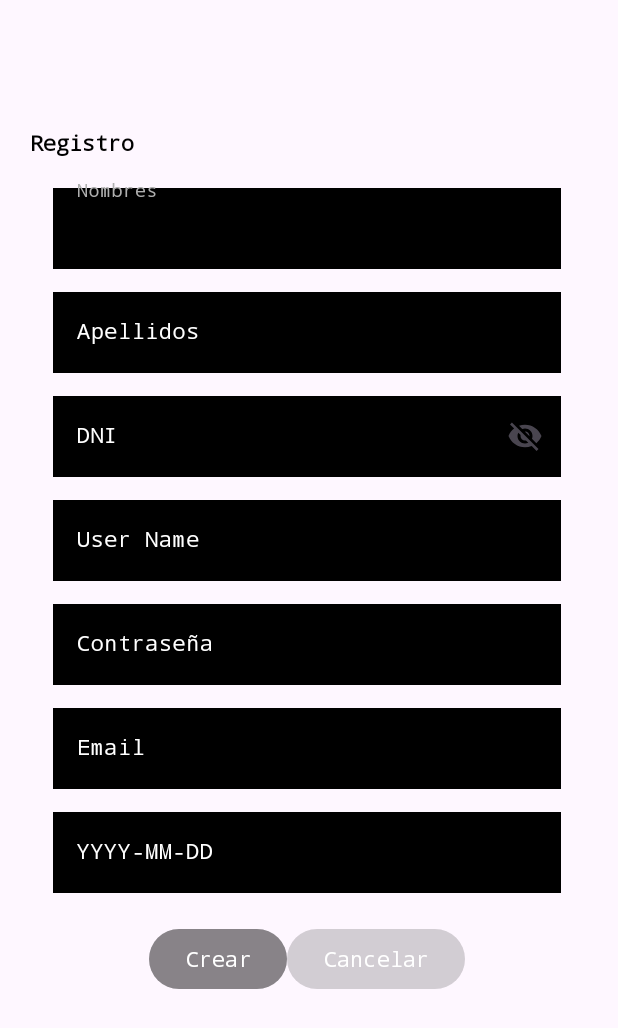
After one commit to YorviEMG/PID_Grupo111, an Android app: the RegistroActivity screen opened directly, with no data from a screen before it, on a phone screen of 412 x 824 dp. The commit adds this screen. Shown: the top 1028 px of the screen. Run offline under Robolectric (Android 15) with nearby library versions, the phone set to English and light mode, and no system bars.

Commit message:
Commit 1

```diff
--- a/app/build.gradle.kts
+++ b/app/build.gradle.kts
@@ -45,4 +45,10 @@ dependencies {
     testImplementation(libs.junit)
     androidTestImplementation(libs.androidx.junit)
     androidTestImplementation(libs.androidx.espresso.core)
+
+    implementation("com.squareup.retrofit2:retrofit:2.4.0")
+    implementation ("com.squareup.retrofit2:converter-gson:2.2.0")
+
+    implementation("com.squareup.okhttp3:okhttp:4.9.3")
+    implementation ("com.squareup.okhttp3:logging-interceptor:4.9.3")
 }
--- /dev/null
+++ b/app/src/main/java/com/example/pid/Entidad/ResponseMessage.kt
@@ -0,0 +1,5 @@
+package com.example.pid.Entidad
+
+data class ResponseMessage(
+    val mensaje: String
+)
--- /dev/null
+++ b/app/src/main/java/com/example/pid/RegistroActivity.kt
@@ -0,0 +1,105 @@
+package com.example.pid
+
+import android.content.Intent
+import android.os.Bundle
+import android.util.Log
+import android.widget.Button
+import androidx.activity.enableEdgeToEdge
+import androidx.appcompat.app.AlertDialog
+import androidx.appcompat.app.AppCompatActivity
+import androidx.core.view.ViewCompat
+import androidx.core.view.WindowInsetsCompat
+import com.example.appproject.utils.ApiUtils
+import com.example.pid.Entidad.ResponseMessage
+import com.example.pid.Entidad.Usuario
+import com.example.pid.service.ApiServiceUsuario
+
+import com.google.android.material.textfield.TextInputEditText
+import retrofit2.Call
+import retrofit2.Callback
+import retrofit2.Response
+import java.text.SimpleDateFormat
+import java.util.Date
+import java.util.*
+
+private lateinit var txtNombres: TextInputEditText
+private lateinit var txtApellidos: TextInputEditText
+private lateinit var txtDni: TextInputEditText
+private lateinit var txtUserName: TextInputEditText
+private lateinit var txtPassword: TextInputEditText
+private lateinit var txtEmail: TextInputEditText
+private lateinit var txtFecha: TextInputEditText
+private lateinit var btnRegistro: Button
+private lateinit var btnVolver: Button
+
+private lateinit var api:ApiServiceUsuario
+class RegistroActivity: AppCompatActivity() {
+    override fun onCreate(savedInstanceState: Bundle?) {
+        super.onCreate(savedInstanceState)
+        enableEdgeToEdge()
+        setContentView(R.layout.registro_activity)
+        ViewCompat.setOnApplyWindowInsetsListener(findViewById(R.id.main)) { v, insets ->
+            val systemBars = insets.getInsets(WindowInsetsCompat.Type.systemBars())
+            v.setPadding(systemBars.left, systemBars.top, systemBars.right, systemBars.bottom)
+            insets
+        }
+
+        txtNombres  = findViewById(R.id.txtNombres)
+        txtApellidos   = findViewById(R.id.txtApellidos)
+        txtDni    = findViewById(R.id.txtDni)
+        txtUserName   = findViewById(R.id.txtUserName)
+        txtPassword   = findViewById(R.id.txtPassword)
+        txtEmail   = findViewById(R.id.txtEmail)
+        txtFecha   = findViewById(R.id.txtFecNac)
+        btnRegistro = findViewById(R.id.btnRegistroReg)
+        btnVolver   = findViewById(R.id.btnVolverReg)
+        btnRegistro.setOnClickListener{ registro()}
+        btnVolver.setOnClickListener{ goLogin() }
+
+        api = ApiUtils.getAPIServiceUsuario()
+    }
+    fun registro(){
+        val nombres = txtNombres.text.toString()
+        val apellidos = txtApellidos.text.toString()
+        val dni = txtDni.text.toString()
+        val user = txtUserName.text.toString()
+        val password = txtPassword.text.toString()
+        val email = txtEmail.text.toString()
+        val fecha = txtFecha.text.toString()
+        val dateFormat = SimpleDateFormat("yyyy-MM-dd", Locale.getDefault())
+        val formattedDate = dateFormat.format(Date())  // Esto te da la fecha en formato "YYYY-MM-DD"
+
+        var bean=Usuario(nombres, apellidos, dni, user, password, email, fecha)
+        api.save(bean).enqueue(object: Callback<ResponseMessage>{
+            override fun onResponse(call: Call<ResponseMessage>, response: Response<ResponseMessage>) {
+                if(response.isSuccessful){
+
+                    var obj1 = response.body()!!
+                    Log.d(obj1.mensaje, obj1.mensaje)
+                    //showAlert("Respuesta del servidor: $obj1")
+                    showAlert(obj1.mensaje)
+                }
+            }
+
+            override fun onFailure(call: Call<ResponseMessage>, t: Throwable) {
+                Log.e("MiClase", "Error de red: ${t.localizedMessage}")
+                showAlert(t.localizedMessage)
+            }
+
+        })
+
+    }
+
+    fun goLogin(){
+        var intent = Intent(this, MainActivity::class.java)
+        startActivity(intent)
+    }
+    fun showAlert(men:String){
+        val builder= AlertDialog.Builder(this)
+        builder.setTitle("Advertencia")
+        builder.setMessage(men)
+        builder.setPositiveButton("Aceptar",null)
+        val dialog: AlertDialog =builder.create()
+        dialog.show()
+    }
+}
--- /dev/null
+++ b/app/src/main/java/com/example/pid/service/ApiServiceUsuario.kt
@@ -0,0 +1,16 @@
+package com.example.pid.service
+
+import com.example.pid.Entidad.ResponseMessage
+import com.example.pid.Entidad.Usuario
+import retrofit2.Call
+import retrofit2.http.Body
+import retrofit2.http.GET
+import retrofit2.http.POST
+import retrofit2.http.Path
+
+interface ApiServiceUsuario {
+    //Aquí deben ir los métodos del servicio
+    @POST("usuario/registrar")
+    fun save(@Body usu:Usuario): Call<ResponseMessage>
+
+}
--- /dev/null
+++ b/app/src/main/java/com/example/pid/util/ApiUtils.kt
@@ -0,0 +1,13 @@
+package com.example.appproject.utils
+
+import com.example.pid.service.ApiServiceUsuario
+
+class ApiUtils {
+    companion object {
+        const val BASE_URL = "http://todo-list-api-net.eba-tmtufgav.us-east-2.elasticbeanstalk.com/api/"
+
+        fun getAPIServiceUsuario(): ApiServiceUsuario {
+            return RetrofitClient.getClient(BASE_URL).create(ApiServiceUsuario::class.java)
+        }
+    }
+}
--- /dev/null
+++ b/app/src/main/java/com/example/pid/util/RetrofitClient.kt
@@ -0,0 +1,29 @@
+import okhttp3.OkHttpClient
+import okhttp3.logging.HttpLoggingInterceptor
+import retrofit2.Retrofit
+import retrofit2.converter.gson.GsonConverterFactory
+
+class RetrofitClient {
+
+    companion object {
+        fun getClient(URL: String): Retrofit {
+            // Crear el interceptor para el logging
+            val logging = HttpLoggingInterceptor()
+            logging.setLevel(HttpLoggingInterceptor.Level.BODY)  // Nivel de log, puedes cambiarlo si es necesario
+
+            // Crear un OkHttpClient y añadir el interceptor
+            val client = OkHttpClient.Builder()
+                .addInterceptor(logging)  // Añadir el interceptor al cliente
+                .build()
+
+            // Construir Retrofit con el cliente configurado
+            val retrofit = Retrofit.Builder()
+                .baseUrl(URL)
+                .client(client)  // Asociar el cliente con el interceptor
+                .addConverterFactory(GsonConverterFactory.create())
+                .build()
+
+            return retrofit
+        }
+    }
+}
--- /dev/null
+++ b/app/src/main/res/layout/registro_activity.xml
@@ -0,0 +1,292 @@
+<?xml version="1.0" encoding="utf-8"?>
+<androidx.constraintlayout.widget.ConstraintLayout xmlns:android="http://schemas.android.com/apk/res/android"
+    xmlns:app="http://schemas.android.com/apk/res-auto"
+    xmlns:tools="http://schemas.android.com/tools"
+    android:id="@+id/main"
+    android:layout_width="match_parent"
+    android:layout_height="match_parent">
+
+    <LinearLayout
+        android:layout_width="409dp"
+        android:layout_height="729dp"
+        android:gravity="center_vertical"
+        android:orientation="vertical"
+        android:padding="20dp"
+        app:layout_constraintTop_toTopOf="parent"
+        tools:layout_editor_absoluteX="1dp">
+
+        <LinearLayout
+            android:layout_width="match_parent"
+            android:layout_height="wrap_content"
+            android:orientation="vertical">
+
+            <LinearLayout
+                android:layout_width="match_parent"
+                android:layout_height="wrap_content"
+                android:orientation="horizontal">
+
+            </LinearLayout>
+
+            <LinearLayout
+                android:layout_width="match_parent"
+                android:layout_height="match_parent"
+                android:layout_marginTop="40dp"
+                android:orientation="vertical">
+
+                <TextView
+                    android:id="@+id/textView4"
+                    android:layout_width="match_parent"
+                    android:layout_height="wrap_content"
+                    android:fontFamily="monospace"
+                    android:text="Registro"
+                    android:textColor="@color/black"
+                    android:textStyle="bold" />
+
+                <LinearLayout
+                    android:layout_width="match_parent"
+                    android:layout_height="wrap_content"
+                    android:layout_marginTop="15dp"
+                    android:orientation="vertical"
+                    android:paddingLeft="15dp"
+                    android:paddingRight="15dp">
+
+                    <com.google.android.material.textfield.TextInputLayout
+                        android:id="@+id/textField1"
+                        android:layout_width="match_parent"
+                        android:layout_height="match_parent"
+                        android:hint="Nombres"
+                        android:textColorHint="@color/white"
+                        app:hintTextColor="#AFAFAF">
+
+                        <com.google.android.material.textfield.TextInputEditText
+                            android:id="@+id/txtNombres"
+                            android:layout_width="match_parent"
+                            android:layout_height="wrap_content"
+                            android:background="@color/black"
+                            android:fontFamily="monospace"
+                            android:inputType="text"
+                            android:textColor="#FFFFFF"
+                            android:textColorLink="#FFFFFF"
+                            android:textSize="14sp" />
+
+                    </com.google.android.material.textfield.TextInputLayout>
+                </LinearLayout>
+
+                <LinearLayout
+                    android:layout_width="match_parent"
+                    android:layout_height="wrap_content"
+                    android:layout_marginTop="10dp"
+                    android:orientation="vertical"
+                    android:paddingLeft="15dp"
+                    android:paddingRight="15dp">
+
+                    <com.google.android.material.textfield.TextInputLayout
+                        android:id="@+id/textField4"
+                        android:layout_width="match_parent"
+                        android:layout_height="match_parent"
+                        android:hint="Apellidos"
+                        android:textColorHint="@color/white"
+                        app:hintTextColor="#AFAFAF">
+
+                        <com.google.android.material.textfield.TextInputEditText
+                            android:id="@+id/txtApellidos"
+                            android:layout_width="match_parent"
+                            android:layout_height="wrap_content"
+                            android:background="@color/black"
+                            android:fontFamily="monospace"
+                            android:inputType="text"
+                            android:textColor="#FFFFFF"
+                            android:textColorLink="#FFFFFF"
+                            android:textSize="14sp" />
+
+                    </com.google.android.material.textfield.TextInputLayout>
+                </LinearLayout>
+
+                <LinearLayout
+                    android:layout_width="match_parent"
+                    android:layout_height="wrap_content"
+                    android:layout_marginTop="10dp"
+                    android:orientation="vertical"
+                    android:paddingLeft="15dp"
+                    android:paddingRight="15dp">
+
+                    <com.google.android.material.textfield.TextInputLayout
+                        android:id="@+id/textField2"
+                        android:layout_width="match_parent"
+                        android:layout_height="match_parent"
+                        android:hint="DNI"
+                        android:textColorHint="@color/white"
+                        app:endIconMode="password_toggle"
+                        app:hintTextColor="#B8B8B8">
+
+
+                        <com.google.android.material.textfield.TextInputEditText
+                            android:id="@+id/txtDni"
+                            android:layout_width="match_parent"
+                            android:layout_height="match_parent"
+                            android:background="@color/black"
+                            android:fontFamily="monospace"
+                            android:inputType="text"
+                            android:textColor="#FFFFFF"
+                            android:textSize="14sp" />
+
+                    </com.google.android.material.textfield.TextInputLayout>
+
+                </LinearLayout>
+                <LinearLayout
+                    android:layout_width="match_parent"
+                    android:layout_height="wrap_content"
+                    android:layout_marginTop="10dp"
+                    android:orientation="vertical"
+                    android:paddingLeft="15dp"
+                    android:paddingRight="15dp">
+
+                    <com.google.android.material.textfield.TextInputLayout
+                        android:id="@+id/textField3"
+                        android:layout_width="match_parent"
+                        android:layout_height="match_parent"
+                        android:hint="User Name"
+                        android:textColorHint="@color/white"
+                        app:hintTextColor="#B8B8B8">
+
+
+                        <com.google.android.material.textfield.TextInputEditText
+                            android:id="@+id/txtUserName"
+                            android:layout_width="match_parent"
+                            android:layout_height="match_parent"
+                            android:background="@color/black"
+                            android:fontFamily="monospace"
+                            android:inputType="text"
+                            android:textColor="#FFFFFF"
+                            android:textSize="14sp" />
+
+                    </com.google.android.material.textfield.TextInputLayout>
+
+                </LinearLayout>
+                <LinearLayout
+                    android:layout_width="match_parent"
+                    android:layout_height="wrap_content"
+                    android:layout_marginTop="10dp"
+                    android:orientation="vertical"
+                    android:paddingLeft="15dp"
+                    android:paddingRight="15dp">
+
+                    <com.google.android.material.textfield.TextInputLayout
+                        android:id="@+id/textField5"
+                        android:layout_width="match_parent"
+                        android:layout_height="match_parent"
+                        android:hint="Contraseña"
+                        android:textColorHint="@color/white"
+                        app:hintTextColor="#B8B8B8">
+
+
+                        <com.google.android.material.textfield.TextInputEditText
+                            android:id="@+id/txtPassword"
+                            android:layout_width="match_parent"
+                            android:layout_height="match_parent"
+                            android:background="@color/black"
+                            android:fontFamily="monospace"
+                            android:inputType="textPassword"
+                            android:textColor="#FFFFFF"
+                            android:textSize="14sp" />
+
+                    </com.google.android.material.textfield.TextInputLayout>
+
+                </LinearLayout>
+                <LinearLayout
+                    android:layout_width="match_parent"
+                    android:layout_height="wrap_content"
+                    android:layout_marginTop="10dp"
+                    android:orientation="vertical"
+                    android:paddingLeft="15dp"
+                    android:paddingRight="15dp">
+
+                    <com.google.android.material.textfield.TextInputLayout
+                        android:id="@+id/textField6"
+                        android:layout_width="match_parent"
+                        android:layout_height="match_parent"
+                        android:hint="Email"
+                        android:textColorHint="@color/white"
+                        app:hintTextColor="#B8B8B8">
+
+
+                        <com.google.android.material.textfield.TextInputEditText
+                            android:id="@+id/txtEmail"
+                            android:layout_width="match_parent"
+                            android:layout_height="match_parent"
+                            android:background="@color/black"
+                            android:fontFamily="monospace"
+                            android:inputType="text"
+                            android:textColor="#FFFFFF"
+                            android:textSize="14sp" />
+
+                    </com.google.android.material.textfield.TextInputLayout>
+
+                </LinearLayout>
+                <LinearLayout
+                    android:layout_width="match_parent"
+                    android:layout_height="wrap_content"
+                    android:layout_marginTop="10dp"
+                    android:orientation="vertical"
+                    android:paddingLeft="15dp"
+                    android:paddingRight="15dp">
+
+                    <com.google.android.material.textfield.TextInputLayout
+                        android:id="@+id/textField7"
+                        android:layout_width="match_parent"
+                        android:layout_height="match_parent"
+                        android:hint="YYYY-MM-DD"
+                        android:textColorHint="@color/white"
+                        app:hintTextColor="#B8B8B8">
+
+
+                        <com.google.android.material.textfield.TextInputEditText
+                            android:id="@+id/txtFecNac"
+                            android:layout_width="match_parent"
+                            android:layout_height="match_parent"
+                            android:background="@color/black"
+                            android:fontFamily="monospace"
+                            android:inputType="text"
+                            android:textColor="#FFFFFF"
+                            android:textSize="14sp" />
+
+                    </com.google.android.material.textfield.TextInputLayout>
+
+                </LinearLayout>
+
+                <LinearLayout
+                    android:layout_width="220dp"
+                    android:layout_height="match_parent"
+                    android:layout_gravity="center"
+                    android:layout_marginTop="20dp"
+                    android:gravity="bottom|center"
+                    android:orientation="horizontal">
+
+                    <Button
+                        android:id="@+id/btnRegistroReg"
+                        android:layout_width="wrap_content"
+                        android:layout_height="wrap_content"
+                        android:layout_gravity="center_horizontal"
+                        android:layout_marginTop="20dp"
+                        android:backgroundTint="@color/buttonLogHard"
+                        android:fontFamily="monospace"
+                        android:text="Crear"
+                        android:textColor="@color/white" />
+
+                    <Button
+                        android:id="@+id/btnVolverReg"
+                        android:layout_width="wrap_content"
+                        android:layout_height="wrap_content"
+                        android:layout_gravity="center_horizontal"
+                        android:layout_marginTop="20dp"
+                        android:backgroundTint="@color/buttonLogSoft"
+                        android:fontFamily="monospace"
+                        android:text="Cancelar"
+                        android:textColor="@color/white" />
+                </LinearLayout>
+            </LinearLayout>
+
+        </LinearLayout>
+
+    </LinearLayout>
+</androidx.constraintlayout.widget.ConstraintLayout>
--- a/app/src/main/res/values-night/themes.xml
+++ b/app/src/main/res/values-night/themes.xml
@@ -1,6 +1,6 @@
 <resources xmlns:tools="http://schemas.android.com/tools">
     <!-- Base application theme. -->
-    <style name="Base.Theme.Pid" parent="Theme.Material3.DayNight.NoActionBar">
+    <style name="Base.Theme.PID" parent="Theme.Material3.DayNight.NoActionBar">
         <!-- Customize your dark theme here. -->
         <!-- <item name="colorPrimary">@color/my_dark_primary</item> -->
     </style>
--- a/app/src/main/res/values/strings.xml
+++ b/app/src/main/res/values/strings.xml
@@ -1,3 +1,3 @@
 <resources>
-    <string name="app_name">pid</string>
+    <string name="app_name">PID</string>
 </resources>
--- a/app/src/main/res/values/themes.xml
+++ b/app/src/main/res/values/themes.xml
@@ -1,9 +1,9 @@
 <resources xmlns:tools="http://schemas.android.com/tools">
     <!-- Base application theme. -->
-    <style name="Base.Theme.Pid" parent="Theme.Material3.DayNight.NoActionBar">
+    <style name="Base.Theme.PID" parent="Theme.Material3.DayNight.NoActionBar">
         <!-- Customize your light theme here. -->
         <!-- <item name="colorPrimary">@color/my_light_primary</item> -->
     </style>
 
-    <style name="Theme.Pid" parent="Base.Theme.Pid" />
+    <style name="Theme.PID" parent="Base.Theme.PID" />
 </resources>
--- /dev/null
+++ b/app/src/main/res/xml/network_security_config.xml
@@ -0,0 +1,6 @@
+<?xml version="1.0" encoding="utf-8"?>
+<network-security-config>
+    <domain-config cleartextTrafficPermitted="true">
+        <domain includeSubdomains="true">todo-list-api-net.eba-tmtufgav.us-east-2.elasticbeanstalk.com</domain>
+    </domain-config>
+</network-security-config>
--- a/gradle/libs.versions.toml
+++ b/gradle/libs.versions.toml
@@ -1,7 +1,7 @@
 [versions]
 agp = "8.3.1"
 kotlin = "1.9.0"
-coreKtx = "1.15.0"
+coreKtx = "1.13.1"
 junit = "4.13.2"
 junitVersion = "1.2.1"
 espressoCore = "3.6.1"
--- a/settings.gradle.kts
+++ b/settings.gradle.kts
@@ -19,5 +19,5 @@ dependencyResolutionManagement {
     }
 }
 
-rootProject.name = "pid"
+rootProject.name = "PID"
 include(":app")
```
Also changed, not shown: app/src/main/AndroidManifest.xml (+8 -1 lines), app/src/main/java/com/example/pid/Entidad/Usuario.kt (added, +31 -0 lines), app/src/main/java/com/example/pid/MainActivity.kt (+20 -1 lines), app/src/main/res/layout/login_activity_main.xml (added, +192 -0 lines), app/src/main/res/values/colors.xml (+11 -0 lines), gradle/wrapper/gradle-wrapper.properties.
